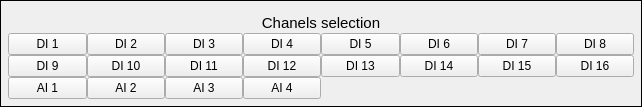
Old version of the form settingChannelSelection.ui in the repository coucou1121/Datalogger.
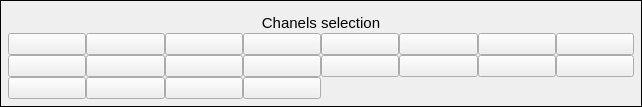
New version of the form.

Commit message: setting windows finished, I hope ....

```diff
--- a/settingChannelSelection.ui
+++ b/settingChannelSelection.ui
@@ -47,7 +47,7 @@
       </sizepolicy>
      </property>
      <property name="text">
-      <string>DI 9</string>
+      <string/>
      </property>
     </widget>
    </item>
@@ -60,7 +60,7 @@
       </sizepolicy>
      </property>
      <property name="text">
-      <string>DI 4</string>
+      <string/>
      </property>
     </widget>
    </item>
@@ -73,7 +73,7 @@
       </sizepolicy>
      </property>
      <property name="text">
-      <string>DI 3</string>
+      <string/>
      </property>
     </widget>
    </item>
@@ -86,7 +86,7 @@
       </sizepolicy>
      </property>
      <property name="text">
-      <string>DI 2</string>
+      <string/>
      </property>
     </widget>
    </item>
@@ -99,7 +99,7 @@
       </sizepolicy>
      </property>
      <property name="text">
-      <string>DI 6</string>
+      <string/>
      </property>
     </widget>
    </item>
@@ -112,7 +112,7 @@
       </sizepolicy>
      </property>
      <property name="text">
-      <string>DI 7</string>
+      <string/>
      </property>
     </widget>
    </item>
@@ -125,7 +125,7 @@
       </sizepolicy>
      </property>
      <property name="text">
-      <string>DI 5</string>
+      <string/>
      </property>
     </widget>
    </item>
@@ -138,7 +138,7 @@
       </sizepolicy>
      </property>
      <property name="text">
-      <string>DI 1</string>
+      <string/>
      </property>
     </widget>
    </item>
@@ -151,7 +151,7 @@
       </sizepolicy>
      </property>
      <property name="text">
-      <string>AI 1</string>
+      <string/>
      </property>
     </widget>
    </item>
@@ -164,7 +164,7 @@
       </sizepolicy>
      </property>
      <property name="text">
-      <string>DI 8</string>
+      <string/>
      </property>
     </widget>
    </item>
@@ -177,7 +177,7 @@
       </sizepolicy>
      </property>
      <property name="text">
-      <string>DI 10</string>
+      <string/>
      </property>
     </widget>
    </item>
@@ -190,7 +190,7 @@
       </sizepolicy>
      </property>
      <property name="text">
-      <string>DI 11</string>
+      <string/>
      </property>
     </widget>
    </item>
@@ -203,7 +203,7 @@
       </sizepolicy>
      </property>
      <property name="text">
-      <string>DI 12</string>
+      <string/>
      </property>
     </widget>
    </item>
@@ -216,7 +216,7 @@
       </sizepolicy>
      </property>
      <property name="text">
-      <string>DI 13</string>
+      <string/>
      </property>
     </widget>
    </item>
@@ -229,7 +229,7 @@
       </sizepolicy>
      </property>
      <property name="text">
-      <string>DI 14</string>
+      <string/>
      </property>
     </widget>
    </item>
@@ -242,7 +242,7 @@
       </sizepolicy>
      </property>
      <property name="text">
-      <string>DI 15</string>
+      <string/>
      </property>
     </widget>
    </item>
@@ -255,7 +255,7 @@
       </sizepolicy>
      </property>
      <property name="text">
-      <string>DI 16</string>
+      <string/>
      </property>
      <property name="default">
       <bool>false</bool>
@@ -271,7 +271,7 @@
       </sizepolicy>
      </property>
      <property name="text">
-      <string>AI 2</string>
+      <string/>
      </property>
     </widget>
    </item>
@@ -284,7 +284,7 @@
       </sizepolicy>
      </property>
      <property name="text">
-      <string>AI 3</string>
+      <string/>
      </property>
     </widget>
    </item>
@@ -297,7 +297,7 @@
       </sizepolicy>
      </property>
      <property name="text">
-      <string>AI 4</string>
+      <string/>
      </property>
     </widget>
    </item>
```
The commit also changes 10 other files.
